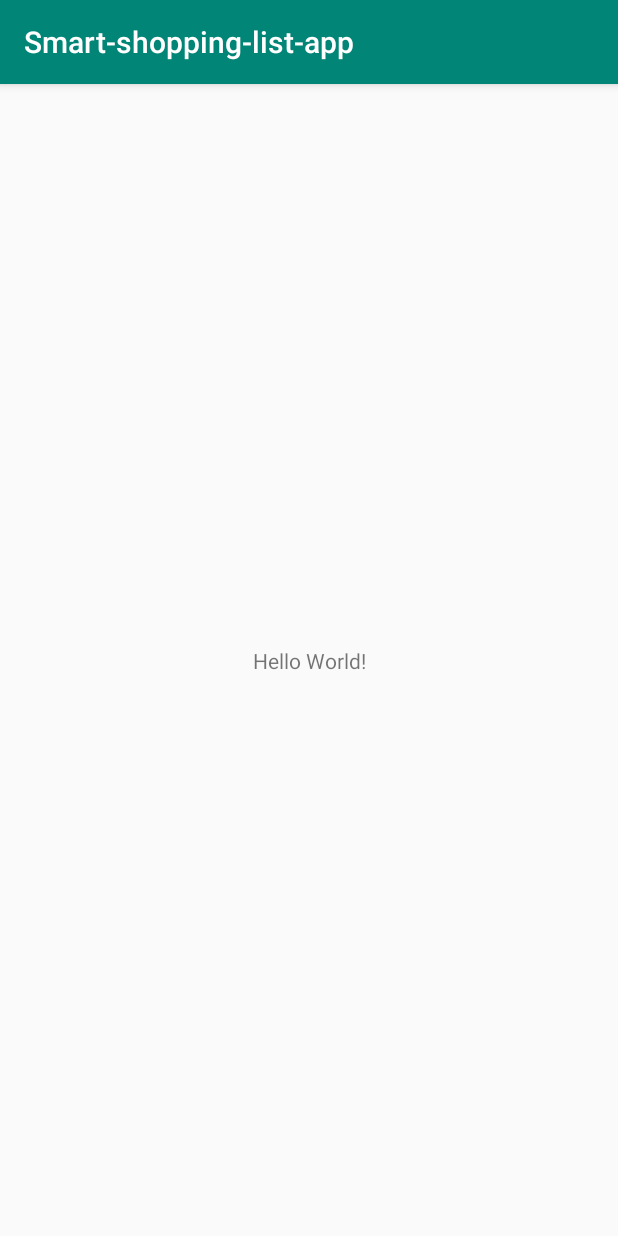
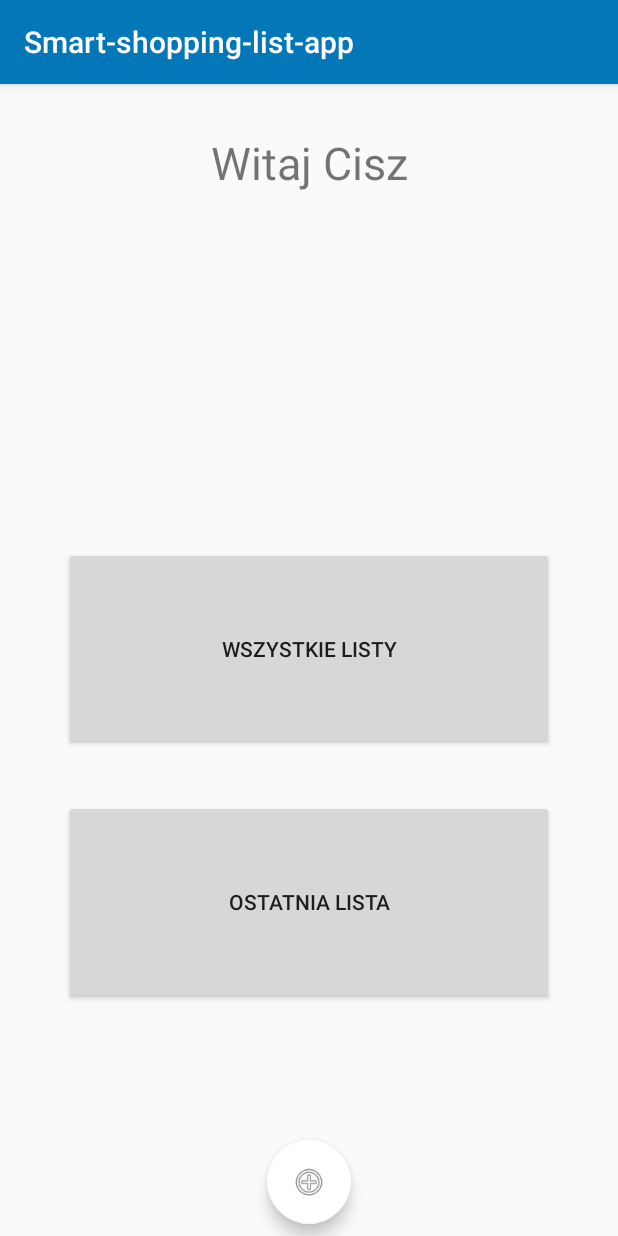
Before and after one commit to zpi-2019/Smart-shopping-list, an Android app: the screen it shows after launch (MainActivity), on a phone screen of 412 x 824 dp. Run offline under Robolectric (Android 15) with nearby library versions, the light colour scheme and no system bars.

Commit message:
Main activity and single list activity basic interface.

```diff
--- a/apk/app/build.gradle
+++ b/apk/app/build.gradle
@@ -25,4 +25,7 @@ dependencies {
     testImplementation 'junit:junit:4.12'
     androidTestImplementation 'com.android.support.test:runner:1.0.2'
     androidTestImplementation 'com.android.support.test.espresso:espresso-core:3.0.2'
+    implementation 'com.android.support:design:27.1.1'
+    implementation 'com.android.support:cardview-v7:27.1.1'
+    implementation 'com.android.support:recyclerview-v7:27.1.1'
 }
--- a/apk/app/src/main/AndroidManifest.xml
+++ b/apk/app/src/main/AndroidManifest.xml
@@ -11,6 +11,11 @@
         android:supportsRtl="true"
         android:theme="@style/AppTheme"
         tools:ignore="GoogleAppIndexingWarning">
+        <activity
+            android:name=".SingleList"
+            android:label="@string/title_activity_single_list"
+            android:theme="@style/AppTheme.NoActionBar" />
+        <activity android:name=".AllLists" />
         <activity android:name=".MainActivity">
             <intent-filter>
                 <action android:name="android.intent.action.MAIN" />
--- a/apk/app/src/main/java/com/example/smart_shopping_list_app/MainActivity.java
+++ b/apk/app/src/main/java/com/example/smart_shopping_list_app/MainActivity.java
@@ -1,13 +1,49 @@
 package com.example.smart_shopping_list_app;
 
+import android.content.Intent;
+import android.support.design.widget.FloatingActionButton;
 import android.support.v7.app.AppCompatActivity;
 import android.os.Bundle;
+import android.view.View;
+import android.widget.Button;
+import android.widget.TextView;
 
 public class MainActivity extends AppCompatActivity {
+    Button btLastList;
+    Button btAllLists;
+    TextView tvHelloText;
+    FloatingActionButton fbAddList;
 
     @Override
     protected void onCreate(Bundle savedInstanceState) {
         super.onCreate(savedInstanceState);
         setContentView(R.layout.activity_main);
+        initButtons();
+        initViews("Cisz");
+    }
+
+    public void initButtons(){
+        btAllLists = findViewById(R.id.all_lists);
+        btLastList = findViewById(R.id.last_list);
+        fbAddList = findViewById(R.id.add_list);
+
+        btLastList.setOnClickListener(new View.OnClickListener() {
+            @Override
+            public void onClick(View v) {
+                startActivity(new Intent(getBaseContext(), AllLists.class));
+            }
+        });
+
+        btAllLists.setOnClickListener(new View.OnClickListener() {
+            @Override
+            public void onClick(View v) {
+                startActivity(new Intent(getBaseContext(), SingleList.class));
+            }
+        });
+    }
+
+    public void initViews(String user_name){
+        tvHelloText = findViewById(R.id.hello_text);
+        tvHelloText.setText(getString(R.string.Hello).concat(" " + user_name));
     }
 }
--- a/apk/app/src/main/res/layout/activity_main.xml
+++ b/apk/app/src/main/res/layout/activity_main.xml
@@ -6,13 +6,100 @@
     android:layout_height="match_parent"
     tools:context=".MainActivity">
 
-    <TextView
+    <android.support.constraint.Guideline
+        android:id="@+id/guideline"
         android:layout_width="wrap_content"
         android:layout_height="wrap_content"
-        android:text="Hello World!"
+        android:orientation="vertical"
+        app:layout_constraintGuide_percent="0.1"/>
+
+    <android.support.constraint.Guideline
+        android:id="@+id/guideline2"
+        android:layout_width="wrap_content"
+        android:layout_height="wrap_content"
+        android:orientation="vertical"
+        app:layout_constraintGuide_percent="0.9"/>
+
+    <android.support.constraint.Guideline
+        android:id="@+id/guideline3"
+        android:layout_width="wrap_content"
+        android:layout_height="wrap_content"
+        android:orientation="horizontal"
+        app:layout_constraintGuide_percent="0.4"/>
+
+    <android.support.constraint.Guideline
+        android:id="@+id/guideline4"
+        android:layout_width="wrap_content"
+        android:layout_height="wrap_content"
+        android:orientation="horizontal"
+        app:layout_constraintGuide_percent="0.8"/>
+
+    <android.support.constraint.Guideline
+        android:id="@+id/guideline5"
+        android:layout_width="wrap_content"
+        android:layout_height="wrap_content"
+        android:orientation="horizontal"
+        app:layout_constraintGuide_percent="0.62"/>
+
+    <android.support.constraint.Guideline
+        android:id="@+id/guideline6"
+        android:layout_width="wrap_content"
+        android:layout_height="wrap_content"
+        android:orientation="horizontal"
+        app:layout_constraintGuide_percent="0.58"/>
+
+    <Button
+        android:id="@+id/all_lists"
+        android:layout_width="0dp"
+        android:layout_height="0dp"
+        android:layout_marginStart="1dp"
+        android:layout_marginTop="1dp"
+        android:layout_marginEnd="1dp"
+        android:layout_marginBottom="1dp"
+        android:text="@string/all_lists"
+        app:layout_constraintBottom_toTopOf="@+id/guideline6"
+        app:layout_constraintEnd_toStartOf="@+id/guideline2"
+        app:layout_constraintStart_toStartOf="@+id/guideline"
+        app:layout_constraintTop_toTopOf="@+id/guideline3" />
+
+    <android.support.design.widget.FloatingActionButton
+        android:id="@+id/add_list"
+        android:layout_width="wrap_content"
+        android:layout_height="wrap_content"
+        android:layout_marginStart="8dp"
+        android:layout_marginEnd="8dp"
+        android:layout_marginBottom="8dp"
+        android:clickable="true"
         app:layout_constraintBottom_toBottomOf="parent"
-        app:layout_constraintLeft_toLeftOf="parent"
-        app:layout_constraintRight_toRightOf="parent"
+        app:layout_constraintEnd_toEndOf="parent"
+        app:layout_constraintStart_toStartOf="parent"
+        app:srcCompat="@android:drawable/ic_menu_add"
+        android:focusable="true" />
+
+    <Button
+        android:id="@+id/last_list"
+        android:layout_width="0dp"
+        android:layout_height="0dp"
+        android:layout_marginStart="1dp"
+        android:layout_marginTop="1dp"
+        android:layout_marginEnd="1dp"
+        android:layout_marginBottom="1dp"
+        android:text="@string/last_list"
+        app:layout_constraintBottom_toTopOf="@+id/guideline4"
+        app:layout_constraintEnd_toStartOf="@+id/guideline2"
+        app:layout_constraintStart_toStartOf="@+id/guideline"
+        app:layout_constraintTop_toTopOf="@+id/guideline5" />
+
+    <TextView
+        android:id="@+id/hello_text"
+        android:layout_width="wrap_content"
+        android:layout_height="wrap_content"
+        android:layout_marginStart="8dp"
+        android:layout_marginTop="32dp"
+        android:layout_marginEnd="8dp"
+        android:text="@string/Hello"
+        android:textSize="30sp"
+        app:layout_constraintEnd_toStartOf="@+id/guideline2"
+        app:layout_constraintStart_toStartOf="@+id/guideline"
         app:layout_constraintTop_toTopOf="parent" />
-
 </android.support.constraint.ConstraintLayout>
--- a/apk/app/src/main/res/values/colors.xml
+++ b/apk/app/src/main/res/values/colors.xml
@@ -1,6 +1,6 @@
 <?xml version="1.0" encoding="utf-8"?>
 <resources>
-    <color name="colorPrimary">#008577</color>
+    <color name="colorPrimary">#0377B8</color>
     <color name="colorPrimaryDark">#00574B</color>
-    <color name="colorAccent">#D81B60</color>
+    <color name="colorAccent">#FFFFFF</color>
 </resources>
--- /dev/null
+++ b/apk/app/src/main/res/values/dimens.xml
@@ -0,0 +1,3 @@
+<resources>
+    <dimen name="fab_margin">16dp</dimen>
+</resources>
--- a/apk/app/src/main/res/values/strings.xml
+++ b/apk/app/src/main/res/values/strings.xml
@@ -1,3 +1,7 @@
 <resources>
     <string name="app_name">Smart-shopping-list-app</string>
+    <string name="last_list">Ostatnia lista</string>
+    <string name="all_lists">Wszystkie listy</string>
+    <string name="Hello">Witaj</string>
+    <string name="title_activity_single_list">SingleList</string>
 </resources>
--- a/apk/app/src/main/res/values/styles.xml
+++ b/apk/app/src/main/res/values/styles.xml
@@ -8,4 +8,13 @@
         <item name="colorAccent">@color/colorAccent</item>
     </style>
 
+    <style name="AppTheme.NoActionBar">
+        <item name="windowActionBar">false</item>
+        <item name="windowNoTitle">true</item>
+    </style>
+
+    <style name="AppTheme.AppBarOverlay" parent="ThemeOverlay.AppCompat.Dark.ActionBar" />
+
+    <style name="AppTheme.PopupOverlay" parent="ThemeOverlay.AppCompat.Light" />
+
 </resources>
```
Also changed, not shown: apk/app/src/main/java/com/example/smart_shopping_list_app/AllLists.java (added, +13 -0 lines), apk/app/src/main/java/com/example/smart_shopping_list_app/BasicListAdapter.java (added, +44 -0 lines), apk/app/src/main/java/com/example/smart_shopping_list_app/SingleList.java (added, +26 -0 lines), apk/app/src/main/res/layout/activity_all_lists.xml (added, +8 -0 lines), apk/app/src/main/res/layout/activity_single_list.xml (added, +33 -0 lines), apk/app/src/main/res/layout/basic_item.xml (added, +63 -0 lines), apk/app/src/main/res/layout/content_single_list.xml (added, +23 -0 lines).
